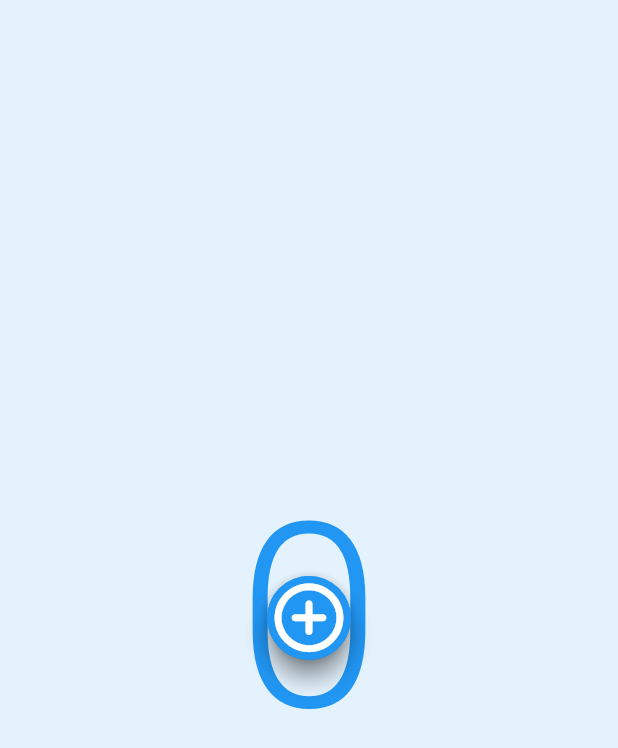
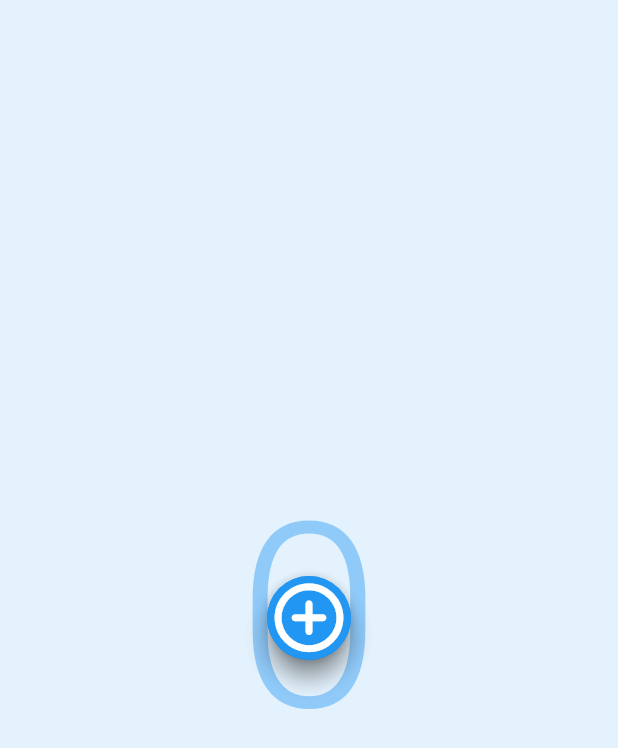
Before and after one commit to GrandThed/finger_pointer, a Flutter app: the screen it shows after launch, on a phone screen of 412 x 824 dp. Shown: the top 748 px of the screen. Run offline on Flutter 3.47's test engine with Material 2 defaults, Android fonts, the phone set to English and light mode, and no system bars; Roboto replaces fonts that are missing (Hind).

Commit message:
shade number score

```diff
--- a/lib/main.dart
+++ b/lib/main.dart
@@ -18,16 +18,17 @@ class MyApp extends StatelessWidget {
       theme: ThemeData(
         primarySwatch: Colors.blue,
         scaffoldBackgroundColor: Colors.blue.shade50,
-        textTheme: const TextTheme(
-            headline1: TextStyle(
+        textTheme: TextTheme(
+            headline1: const TextStyle(
                 fontSize: 172.0,
                 fontWeight: FontWeight.w300,
                 color: Colors.blue),
-            headline6: TextStyle(fontSize: 36.0, fontStyle: FontStyle.italic),
+            headline6:
+                const TextStyle(fontSize: 36.0, fontStyle: FontStyle.italic),
             bodyText2: TextStyle(
                 fontSize: 172.0,
                 fontWeight: FontWeight.w300,
-                color: Colors.blue,
+                color: Colors.blue.shade200,
                 fontFamily: 'Hind')),
       ),
       home: const MyHomePage(title: 'Flutter Demo Home Page'),
```
